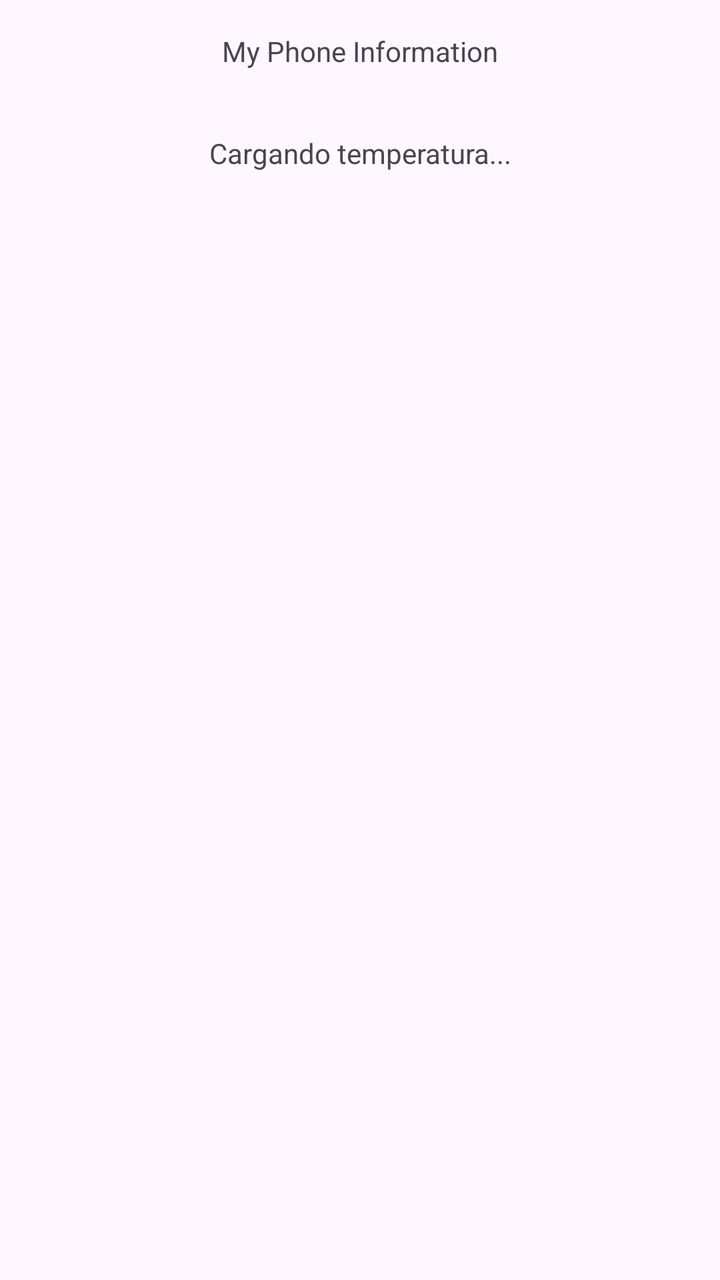
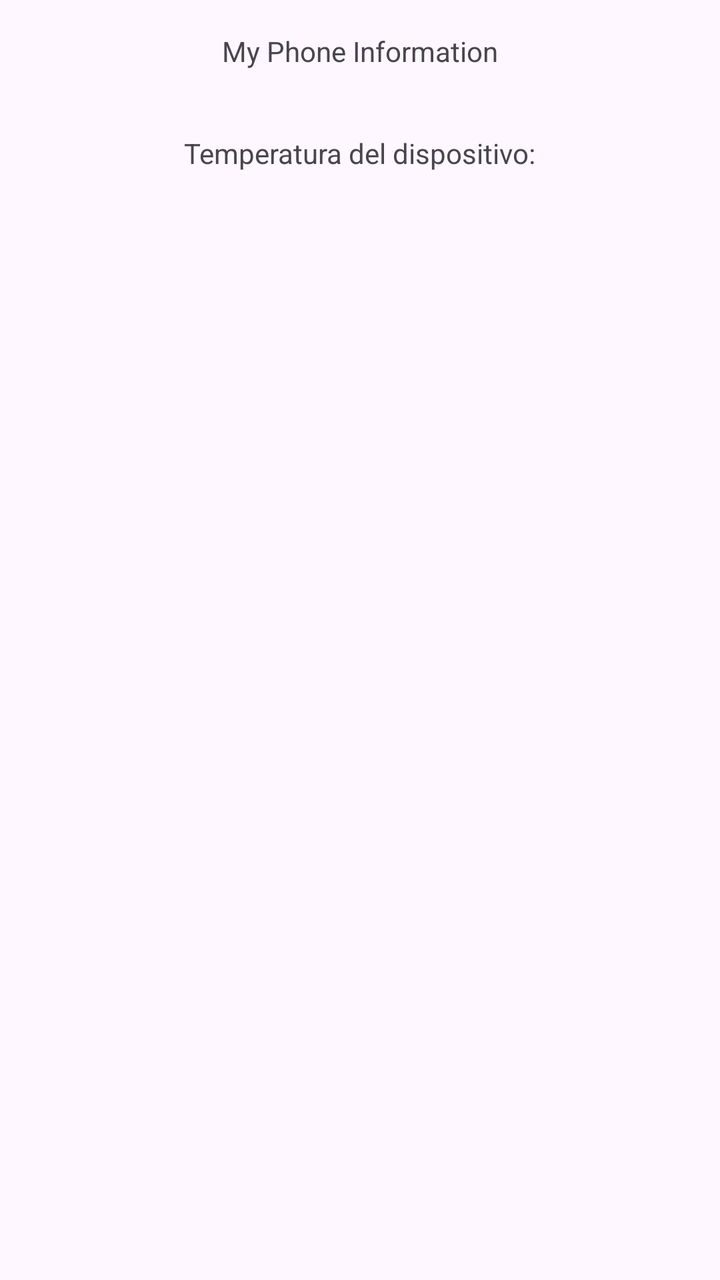

Before-and-after screenshots of an Android layout around one commit, followed by the original layout XML and the change that was made.
<!-- AndroidManifest.xml: application theme Theme.MyPhoneInformation -->
<!-- res/layout/activity_main.xml -->
<?xml version="1.0" encoding="utf-8"?>
<androidx.constraintlayout.widget.ConstraintLayout xmlns:android="http://schemas.android.com/apk/res/android"
    xmlns:app="http://schemas.android.com/apk/res-auto"
    xmlns:tools="http://schemas.android.com/tools"
    android:id="@+id/main"
    android:layout_width="match_parent"
    android:layout_height="match_parent"
    tools:context=".MainActivity">

    <TextView
        android:id="@+id/tv_title"
        android:layout_width="wrap_content"
        android:layout_height="wrap_content"
        android:layout_marginStart="16dp"
        android:layout_marginTop="16dp"
        android:layout_marginEnd="16dp"
        android:text="My Phone Information"
        app:layout_constraintEnd_toEndOf="parent"
        app:layout_constraintStart_toStartOf="parent"
        app:layout_constraintTop_toTopOf="parent" />

    <TextView
        android:id="@+id/tv_battery_temp"
        android:layout_width="wrap_content"
        android:layout_height="wrap_content"
        android:layout_marginTop="32dp"
        android:text="Cargando temperatura..."
        app:layout_constraintEnd_toEndOf="parent"
        app:layout_constraintStart_toStartOf="parent"
        app:layout_constraintTop_toBottomOf="@id/tv_title" />

</androidx.constraintlayout.widget.ConstraintLayout>
<!-- resources referenced by this layout -->
<resources>
  <style name="Theme.MyPhoneInformation" parent="Base.Theme.MyPhoneInformation" />
  <style name="Base.Theme.MyPhoneInformation" parent="Theme.Material3.DayNight.NoActionBar">
          
          
      </style>
</resources>

<!-- the commit's change to res/layout/activity_main.xml (unified diff, before → after) -->
@@ -20,13 +20,22 @@
         app:layout_constraintTop_toTopOf="parent" />
 
     <TextView
-        android:id="@+id/tv_battery_temp"
+        android:id="@+id/tv_battery_title"
         android:layout_width="wrap_content"
         android:layout_height="wrap_content"
         android:layout_marginTop="32dp"
-        android:text="Cargando temperatura..."
+        android:text="Temperatura del dispositivo:"
         app:layout_constraintEnd_toEndOf="parent"
         app:layout_constraintStart_toStartOf="parent"
         app:layout_constraintTop_toBottomOf="@id/tv_title" />
 
+    <androidx.recyclerview.widget.RecyclerView
+        android:id="@+id/rv_temperatures"
+        android:layout_width="409dp"
+        android:layout_height="643dp"
+        app:layout_constraintBottom_toBottomOf="parent"
+        app:layout_constraintEnd_toEndOf="parent"
+        app:layout_constraintStart_toStartOf="parent"
+        app:layout_constraintTop_toBottomOf="@+id/tv_battery_title" />
+
 </androidx.constraintlayout.widget.ConstraintLayout>
